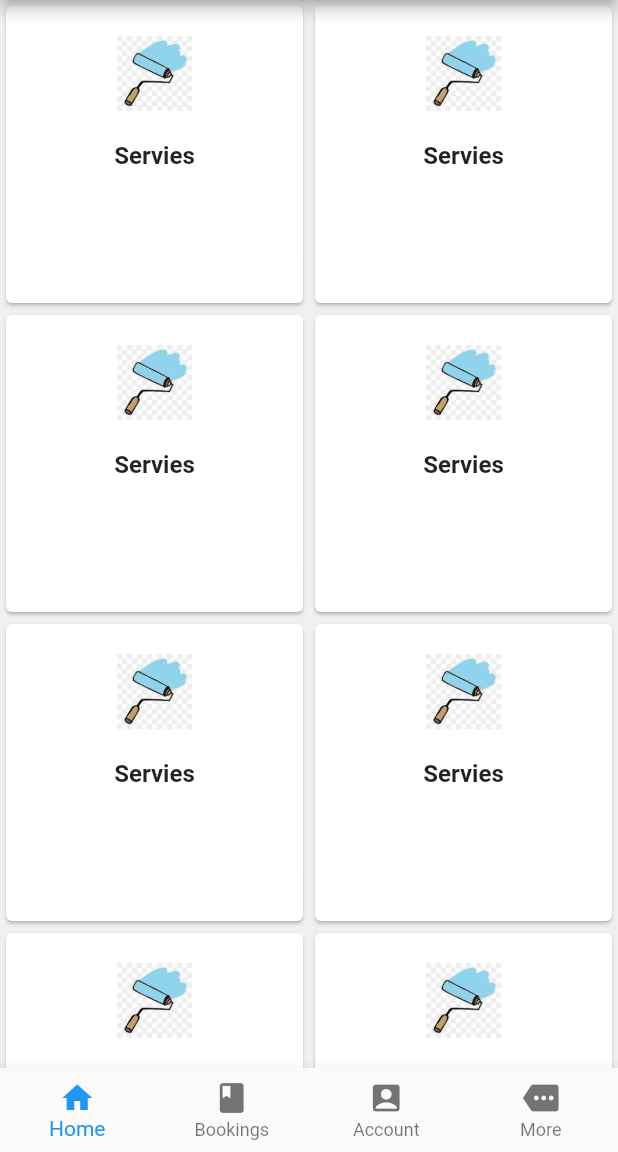
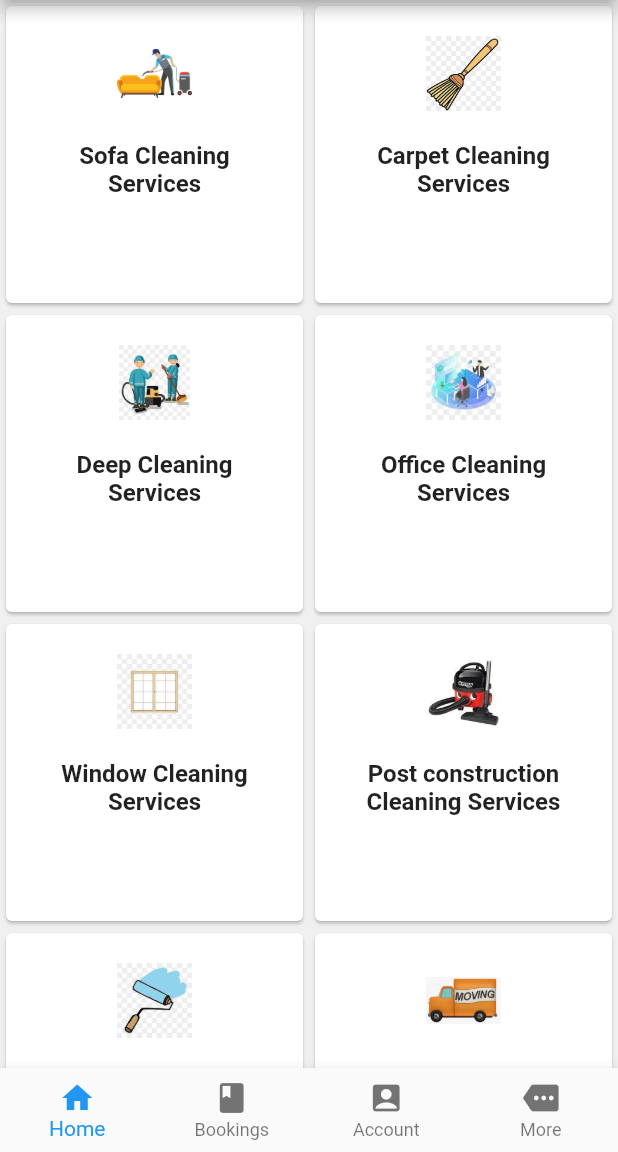
Before and after one commit to workpreeti6/Flutter, a Flutter app: the Dashboard screen opened by its route, on a phone screen of 412 x 824 dp, the part 84-1236 px from its top. Run offline on Flutter 3.47's test engine with Material 2 defaults, Android fonts, the phone set to English and light mode, and no system bars; our stand-ins replace badges, curved_navigation_bar, expandable, flutter_svg, fluttericon, google_fonts and 1 more; missing offline and left inert: favorite_button.

Commit message:
Dashbord1

```diff
--- a/login_app/lib/homePage.dart
+++ b/login_app/lib/homePage.dart
@@ -9,36 +9,38 @@ class HomePage extends StatelessWidget {
     'Deep Cleaning Services',
     'Office Cleaning Services',
     'Window Cleaning Services',
-    'Post construction Cleaning Services'
-        'Wall Painting Services',
-    'Move In/Out Services'
+    'Post construction Cleaning Services',
+    'Wall Painting Services',
+    'Move In/Out Services',
+    'Move In/Out Services',
   ];
 
   var images = [
-    'assets/broom.png',
+    'assets/sofa.png',
     'assets/broom.png',
     'assets/cleaner.png',
-    'assets/house.png',
     'assets/office.png',
+    'assets/window.png',
+    'assets/vaccume.png',
     'assets/paint_roller.png',
-    'assets/vaccume.png',
-    'assets/window.png'
+    'assets/move.png',
+    'assets/window.png',
   ];
 
   @override
   Widget build(BuildContext context) {
     return GridView.builder(
-        //itemCount: images.length,
+        itemCount: (images.length - 1),
         gridDelegate:
             SliverGridDelegateWithFixedCrossAxisCount(crossAxisCount: 2),
         itemBuilder: (BuildContext context, int index) {
           return Card(
             child: Column(children: [
               SizedBox(height: 20),
-              Image.asset('assets/paint_roller.png', height: 50, width: 50),
+              Image.asset(images[index], height: 50, width: 50),
               Padding(
                   padding: EdgeInsets.all(20),
-                  child: Text('Servies',
+                  child: Text(services[index],
                       style: TextStyle(
                           fontSize: 16,
                           height: 1.2,
```
Also changed, not shown: login_app/assets/move.png (added), login_app/assets/sofa.png (added).
